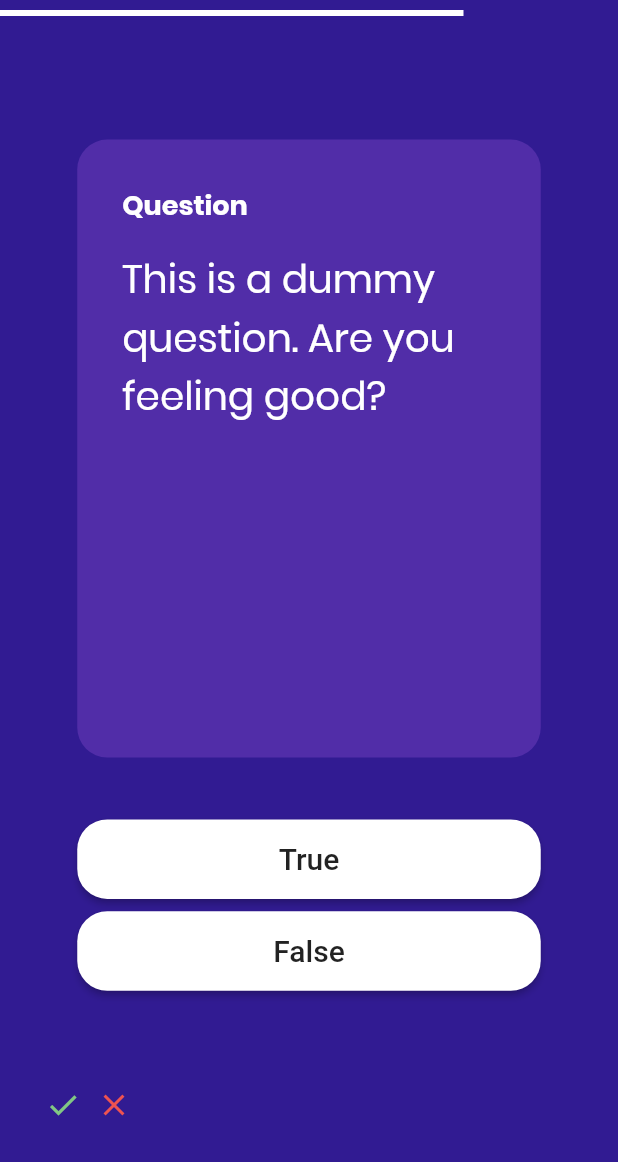
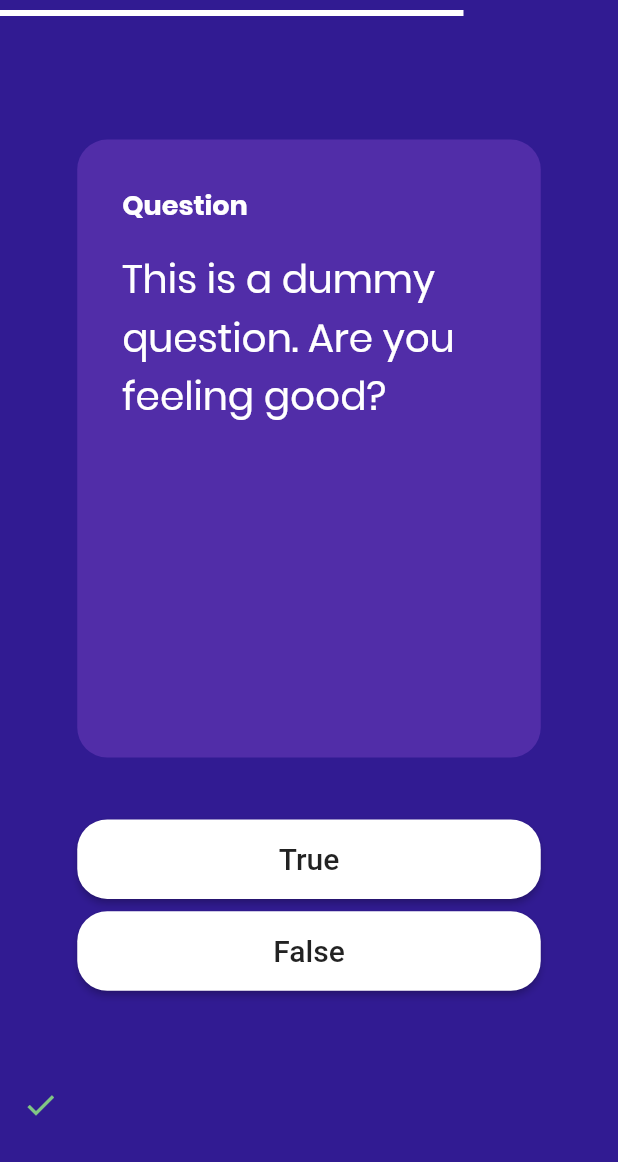
Before and after one commit to ishandeveloper/Quizzy-App, a Flutter app: the screen it shows after launch, after a tap on "True", on a phone screen of 412 x 824 dp, the part 74-1236 px from its top. Run offline on Flutter 3.47's test engine with Material 2 defaults, Android fonts, the phone set to English and light mode, and no system bars.

```diff
--- a/lib/pages/quiz.dart
+++ b/lib/pages/quiz.dart
@@ -9,6 +9,41 @@ class QuizHome extends StatefulWidget {
 
 class _QuizHomeState extends State<QuizHome> {
   var progress;
+  List<Widget> scorekeeper = [
+
+  ];
+
+  void correct() {
+    setState(() {
+      scorekeeper.add(
+        Icon(
+          Icons.check,
+          color: Colors.green[300],
+        ),
+      );
+      scorekeeper.add(
+        SizedBox(
+          width: 10,
+        ),
+      );
+    });
+  }
+
+  void wrong() {
+    setState(() {
+      scorekeeper.add(
+        Icon(
+          Icons.close,
+          color: Colors.red[400],
+        ),
+      );
+      scorekeeper.add(
+        SizedBox(
+          width: 10,
+        ),
+      );
+    });
+  }
 
   @override
   Widget build(BuildContext context) {
@@ -108,7 +143,9 @@ class _QuizHomeState extends State<QuizHome> {
                   ),
                   shape: RoundedRectangleBorder(
                       borderRadius: BorderRadius.circular(20)),
-                  onPressed: () {},
+                  onPressed: () {
+                    correct();
+                  },
                 ),
                 SizedBox(
                   height: MediaQuery.of(context).size.height * 0.01,
@@ -123,7 +160,9 @@ class _QuizHomeState extends State<QuizHome> {
                   ),
                   shape: RoundedRectangleBorder(
                       borderRadius: BorderRadius.circular(20)),
-                  onPressed: () {},
+                  onPressed: () {
+                    wrong();
+                  },
                 ),
               ],
             ),
@@ -137,21 +176,14 @@ class _QuizHomeState extends State<QuizHome> {
                 //   width: 100,
                 //   height: 50,
                 // ),
-                Container(
-                  child: Row(
-                    children: <Widget>[
-                      Icon(
-                        Icons.check,
-                        color: Colors.green[300],
-                      ),
-                      SizedBox(width: 10,),
-                      Icon(
-                        Icons.close,
-                        color: Colors.red[400],
-                      ),
-                    ],
+                Expanded(
+                                  child: Container(
+                    child:Row(
+                        // scrollDirection: Axis.horizontal,
+                      children: scorekeeper,
+                    ),
+                    padding: EdgeInsets.symmetric(horizontal: 15),
                   ),
-                  padding: EdgeInsets.symmetric(horizontal: 30),
                 )
               ],
             ),
```
